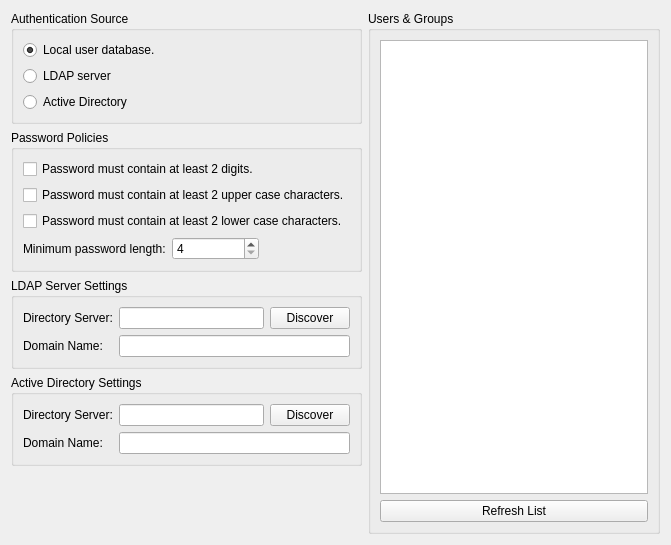
The window that branches/ahenk/2.0/renan.cakirerk/ahenk/lider/lider/plugins/plugin_authentication/authentication.ui (pars-linux/uludag) describes before a commit, drawn with Qt 5.
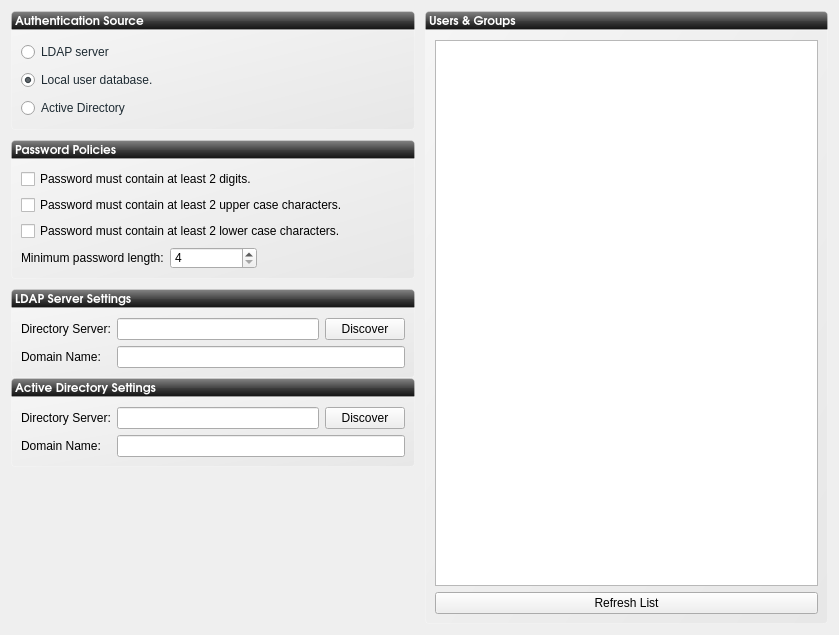
The same window after the commit. Icons and pictures are not drawn.

Commit message: Fix firewall and authentication screens Change disconnection behavior Inherit from parent is working (not automatic yet) Save, Save and Apply buttons are working now

```diff
--- a/branches/ahenk/2.0/renan.cakirerk/ahenk/lider/lider/plugins/plugin_authentication/authentication.ui
+++ b/branches/ahenk/2.0/renan.cakirerk/ahenk/lider/lider/plugins/plugin_authentication/authentication.ui
@@ -6,8 +6,8 @@
    <rect>
     <x>0</x>
     <y>0</y>
-    <width>671</width>
-    <height>545</height>
+    <width>839</width>
+    <height>635</height>
    </rect>
   </property>
   <property name="windowTitle">
@@ -17,14 +17,125 @@
    <iconset resource="authentication.qrc">
     <normaloff>:/icons/authentication48.png</normaloff>:/icons/authentication48.png</iconset>
   </property>
-  <layout class="QGridLayout" name="gridLayout_7">
+  <property name="styleSheet">
+   <string notr="true">QGroupBox{
+background-color: qlineargradient(spread:pad, x1:1, y1:1, x2:0, y2:0, stop:0 rgba(219, 219, 219, 100), stop:1 rgba(255, 255, 255, 100));
+border: 1px solid rgba(255,255,255,50);
+border-bottom-left-radius: 4px;
+border-bottom-right-radius: 4px;
+}
+</string>
+  </property>
+  <layout class="QGridLayout" name="gridLayout">
+   <property name="horizontalSpacing">
+    <number>10</number>
+   </property>
+   <property name="verticalSpacing">
+    <number>0</number>
+   </property>
    <item row="0" column="0">
-    <widget class="QGroupBox" name="groupSource">
-     <property name="title">
+    <widget class="QLabel" name="label_6">
+     <property name="minimumSize">
+      <size>
+       <width>260</width>
+       <height>0</height>
+      </size>
+     </property>
+     <property name="font">
+      <font>
+       <family>URW Gothic L</family>
+       <pointsize>9</pointsize>
+       <weight>75</weight>
+       <bold>true</bold>
+       <underline>false</underline>
+      </font>
+     </property>
+     <property name="styleSheet">
+      <string notr="true">    background-color: qlineargradient(spread:pad, x1:0.5, y1:0, x2:0.5, y2:1, stop:0 rgba(132, 132, 132, 255), stop:0.501481 rgba(70, 70, 70, 255), stop:0.503057 rgba(62, 62, 62, 255), stop:1 rgba(16, 16, 16, 255));
+color:rgb(255,255,255);
+/*qlineargradient(spread:pad, x1:0.5, y1:1, x2:0.5, y2:0, stop:0 rgba(183, 100, 124, 255), stop:0.0212465 rgba(91, 33, 50, 255), stop:0.521739 rgba(152, 86, 105, 255), stop:0.527174 rgba(155, 98, 115, 255), stop:0.983696 rgba(184, 141, 153, 255), stop:1 rgba(220, 173, 186, 255));*/
+/*background-color: qlineargradient(spread:pad, x1:1, y1:1, x2:0, y2:0, stop:0 rgba(219, 219, 219, 100), stop:1 rgba(255, 255, 255, 100));*/
+border: 1px solid rgba(255,255,255,50);
+border-top-left-radius: 4px;
+border-top-right-radius: 4px;</string>
+     </property>
+     <property name="text">
       <string>Authentication Source</string>
      </property>
-     <layout class="QGridLayout" name="gridLayout">
-      <item row="0" column="0">
+     <property name="margin">
+      <number>5</number>
+     </property>
+    </widget>
+   </item>
+   <item row="0" column="1">
+    <widget class="QLabel" name="label_10">
+     <property name="minimumSize">
+      <size>
+       <width>260</width>
+       <height>0</height>
+      </size>
+     </property>
+     <property name="font">
+      <font>
+       <family>URW Gothic L</family>
+       <pointsize>9</pointsize>
+       <weight>75</weight>
+       <bold>true</bold>
+       <underline>false</underline>
+      </font>
+     </property>
+     <property name="styleSheet">
+      <string notr="true">    background-color: qlineargradient(spread:pad, x1:0.5, y1:0, x2:0.5, y2:1, stop:0 rgba(132, 132, 132, 255), stop:0.501481 rgba(70, 70, 70, 255), stop:0.503057 rgba(62, 62, 62, 255), stop:1 rgba(16, 16, 16, 255));
+color:rgb(255,255,255);
+/*qlineargradient(spread:pad, x1:0.5, y1:1, x2:0.5, y2:0, stop:0 rgba(183, 100, 124, 255), stop:0.0212465 rgba(91, 33, 50, 255), stop:0.521739 rgba(152, 86, 105, 255), stop:0.527174 rgba(155, 98, 115, 255), stop:0.983696 rgba(184, 141, 153, 255), stop:1 rgba(220, 173, 186, 255));*/
+/*background-color: qlineargradient(spread:pad, x1:1, y1:1, x2:0, y2:0, stop:0 rgba(219, 219, 219, 100), stop:1 rgba(255, 255, 255, 100));*/
+border: 1px solid rgba(255,255,255,50);
+border-top-left-radius: 4px;
+border-top-right-radius: 4px;</string>
+     </property>
+     <property name="text">
+      <string>Users &amp; Groups</string>
+     </property>
+     <property name="margin">
+      <number>5</number>
+     </property>
+    </widget>
+   </item>
+   <item row="1" column="0">
+    <widget class="QGroupBox" name="groupBox_2">
+     <property name="minimumSize">
+      <size>
+       <width>260</width>
+       <height>100</height>
+      </size>
+     </property>
+     <property name="maximumSize">
+      <size>
+       <width>16777215</width>
+       <height>100</height>
+      </size>
+     </property>
+     <property name="styleSheet">
+      <string notr="true">color: rgb(30, 43, 51)</string>
+     </property>
+     <property name="title">
+      <string/>
+     </property>
+     <layout class="QVBoxLayout" name="verticalLayout">
+      <property name="spacing">
+       <number>6</number>
+      </property>
+      <property name="margin">
+       <number>9</number>
+      </property>
+      <item>
+       <widget class="QRadioButton" name="radioLDAP">
+        <property name="text">
+         <string>LDAP server</string>
+        </property>
+       </widget>
+      </item>
+      <item>
        <widget class="QRadioButton" name="radioUnix">
         <property name="text">
          <string>Local user database.</string>
@@ -34,14 +145,7 @@
         </property>
        </widget>
       </item>
-      <item row="1" column="0">
-       <widget class="QRadioButton" name="radioLDAP">
-        <property name="text">
-         <string>LDAP server</string>
-        </property>
-       </widget>
-      </item>
-      <item row="2" column="0">
+      <item>
        <widget class="QRadioButton" name="radioAD">
         <property name="text">
          <string>Active Directory</string>
@@ -51,16 +155,16 @@
      </layout>
     </widget>
    </item>
-   <item row="0" column="1" rowspan="5">
+   <item row="1" column="1" rowspan="10">
     <widget class="QGroupBox" name="groupBox">
      <property name="title">
-      <string>Users &amp;&amp; Groups</string>
+      <string/>
      </property>
      <layout class="QGridLayout" name="gridLayout_8">
-      <item row="0" column="0">
+      <item row="1" column="0">
        <widget class="QListWidget" name="listWidget"/>
       </item>
-      <item row="1" column="0">
+      <item row="2" column="0">
        <widget class="QPushButton" name="pushButton">
         <property name="text">
          <string>Refresh List</string>
@@ -70,11 +174,61 @@
      </layout>
     </widget>
    </item>
-   <item row="1" column="0">
-    <widget class="QGroupBox" name="groupPassword">
-     <property name="title">
+   <item row="2" column="0">
+    <spacer name="verticalSpacer_2">
+     <property name="orientation">
+      <enum>Qt::Vertical</enum>
+     </property>
+     <property name="sizeType">
+      <enum>QSizePolicy::Fixed</enum>
+     </property>
+     <property name="sizeHint" stdset="0">
+      <size>
+       <width>20</width>
+       <height>10</height>
+      </size>
+     </property>
+    </spacer>
+   </item>
+   <item row="3" column="0">
+    <widget class="QLabel" name="label_7">
+     <property name="minimumSize">
+      <size>
+       <width>260</width>
+       <height>0</height>
+      </size>
+     </property>
+     <property name="font">
+      <font>
+       <family>URW Gothic L</family>
+       <pointsize>9</pointsize>
+       <weight>75</weight>
+       <bold>true</bold>
+       <underline>false</underline>
+      </font>
+     </property>
+     <property name="styleSheet">
+      <string notr="true">    background-color: qlineargradient(spread:pad, x1:0.5, y1:0, x2:0.5, y2:1, stop:0 rgba(132, 132, 132, 255), stop:0.501481 rgba(70, 70, 70, 255), stop:0.503057 rgba(62, 62, 62, 255), stop:1 rgba(16, 16, 16, 255));
+color:rgb(255,255,255);
+/*qlineargradient(spread:pad, x1:0.5, y1:1, x2:0.5, y2:0, stop:0 rgba(183, 100, 124, 255), stop:0.0212465 rgba(91, 33, 50, 255), stop:0.521739 rgba(152, 86, 105, 255), stop:0.527174 rgba(155, 98, 115, 255), stop:0.983696 rgba(184, 141, 153, 255), stop:1 rgba(220, 173, 186, 255));*/
+/*background-color: qlineargradient(spread:pad, x1:1, y1:1, x2:0, y2:0, stop:0 rgba(219, 219, 219, 100), stop:1 rgba(255, 255, 255, 100));*/
+border: 1px solid rgba(255,255,255,50);
+border-top-left-radius: 4px;
+border-top-right-radius: 4px;</string>
+     </property>
+     <property name="text">
       <string>Password Policies</string>
      </property>
+     <property name="margin">
+      <number>5</number>
+     </property>
+    </widget>
+   </item>
+   <item row="4" column="0">
+    <widget class="QGroupBox" name="groupPassword">
+     <property name="title">
+      <string/>
+     </property>
      <layout class="QGridLayout" name="gridLayout_6">
       <item row="0" column="0" colspan="2">
        <widget class="QCheckBox" name="checkBox">
@@ -127,11 +281,45 @@
      </layout>
     </widget>
    </item>
-   <item row="2" column="0">
-    <widget class="QGroupBox" name="groupLDAP">
-     <property name="title">
+   <item row="6" column="0">
+    <widget class="QLabel" name="labelGroupLDAP">
+     <property name="minimumSize">
+      <size>
+       <width>260</width>
+       <height>0</height>
+      </size>
+     </property>
+     <property name="font">
+      <font>
+       <family>URW Gothic L</family>
+       <pointsize>9</pointsize>
+       <weight>75</weight>
+       <bold>true</bold>
+       <underline>false</underline>
+      </font>
+     </property>
+     <property name="styleSheet">
+      <string notr="true">    background-color: qlineargradient(spread:pad, x1:0.5, y1:0, x2:0.5, y2:1, stop:0 rgba(132, 132, 132, 255), stop:0.501481 rgba(70, 70, 70, 255), stop:0.503057 rgba(62, 62, 62, 255), stop:1 rgba(16, 16, 16, 255));
+color:rgb(255,255,255);
+/*qlineargradient(spread:pad, x1:0.5, y1:1, x2:0.5, y2:0, stop:0 rgba(183, 100, 124, 255), stop:0.0212465 rgba(91, 33, 50, 255), stop:0.521739 rgba(152, 86, 105, 255), stop:0.527174 rgba(155, 98, 115, 255), stop:0.983696 rgba(184, 141, 153, 255), stop:1 rgba(220, 173, 186, 255));*/
+/*background-color: qlineargradient(spread:pad, x1:1, y1:1, x2:0, y2:0, stop:0 rgba(219, 219, 219, 100), stop:1 rgba(255, 255, 255, 100));*/
+border: 1px solid rgba(255,255,255,50);
+border-top-left-radius: 4px;
+border-top-right-radius: 4px;</string>
+     </property>
+     <property name="text">
       <string>LDAP Server Settings</string>
      </property>
+     <property name="margin">
+      <number>5</number>
+     </property>
+    </widget>
+   </item>
+   <item row="7" column="0">
+    <widget class="QGroupBox" name="groupLDAP">
+     <property name="title">
+      <string/>
+     </property>
      <layout class="QGridLayout" name="gridLayout_2">
       <item row="0" column="0">
        <layout class="QGridLayout" name="gridLayout_5">
@@ -171,13 +359,47 @@
      </layout>
     </widget>
    </item>
-   <item row="3" column="0">
-    <widget class="QGroupBox" name="groupAD">
-     <property name="title">
+   <item row="8" column="0">
+    <widget class="QLabel" name="labelGroupAD">
+     <property name="minimumSize">
+      <size>
+       <width>260</width>
+       <height>0</height>
+      </size>
+     </property>
+     <property name="font">
+      <font>
+       <family>URW Gothic L</family>
+       <pointsize>9</pointsize>
+       <weight>75</weight>
+       <bold>true</bold>
+       <underline>false</underline>
+      </font>
+     </property>
+     <property name="styleSheet">
+      <string notr="true">    background-color: qlineargradient(spread:pad, x1:0.5, y1:0, x2:0.5, y2:1, stop:0 rgba(132, 132, 132, 255), stop:0.501481 rgba(70, 70, 70, 255), stop:0.503057 rgba(62, 62, 62, 255), stop:1 rgba(16, 16, 16, 255));
+color:rgb(255,255,255);
+/*qlineargradient(spread:pad, x1:0.5, y1:1, x2:0.5, y2:0, stop:0 rgba(183, 100, 124, 255), stop:0.0212465 rgba(91, 33, 50, 255), stop:0.521739 rgba(152, 86, 105, 255), stop:0.527174 rgba(155, 98, 115, 255), stop:0.983696 rgba(184, 141, 153, 255), stop:1 rgba(220, 173, 186, 255));*/
+/*background-color: qlineargradient(spread:pad, x1:1, y1:1, x2:0, y2:0, stop:0 rgba(219, 219, 219, 100), stop:1 rgba(255, 255, 255, 100));*/
+border: 1px solid rgba(255,255,255,50);
+border-top-left-radius: 4px;
+border-top-right-radius: 4px;</string>
+     </property>
+     <property name="text">
       <string>Active Directory Settings</string>
      </property>
+     <property name="margin">
+      <number>5</number>
+     </property>
+    </widget>
+   </item>
+   <item row="9" column="0">
+    <widget class="QGroupBox" name="groupAD">
+     <property name="title">
+      <string/>
+     </property>
      <layout class="QGridLayout" name="gridLayout_4">
-      <item row="0" column="0">
+      <item row="2" column="0">
        <layout class="QGridLayout" name="gridLayout_3">
         <item row="0" column="0">
          <widget class="QLabel" name="label">
@@ -215,7 +437,7 @@
      </layout>
     </widget>
    </item>
-   <item row="4" column="0">
+   <item row="10" column="0">
     <spacer name="verticalSpacer">
      <property name="orientation">
       <enum>Qt::Vertical</enum>
@@ -228,6 +450,22 @@
      </property>
     </spacer>
    </item>
+   <item row="5" column="0">
+    <spacer name="verticalSpacer_3">
+     <property name="orientation">
+      <enum>Qt::Vertical</enum>
+     </property>
+     <property name="sizeType">
+      <enum>QSizePolicy::Fixed</enum>
+     </property>
+     <property name="sizeHint" stdset="0">
+      <size>
+       <width>20</width>
+       <height>10</height>
+      </size>
+     </property>
+    </spacer>
+   </item>
   </layout>
  </widget>
  <resources>
```
The commit also changes 4 other files.
